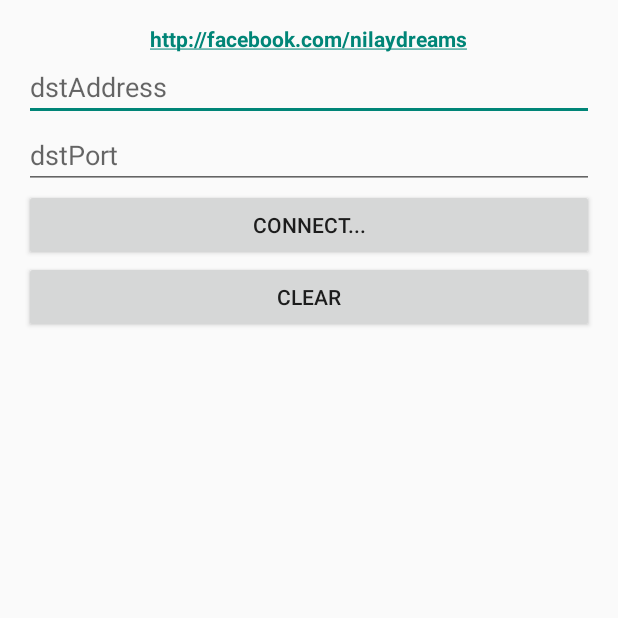
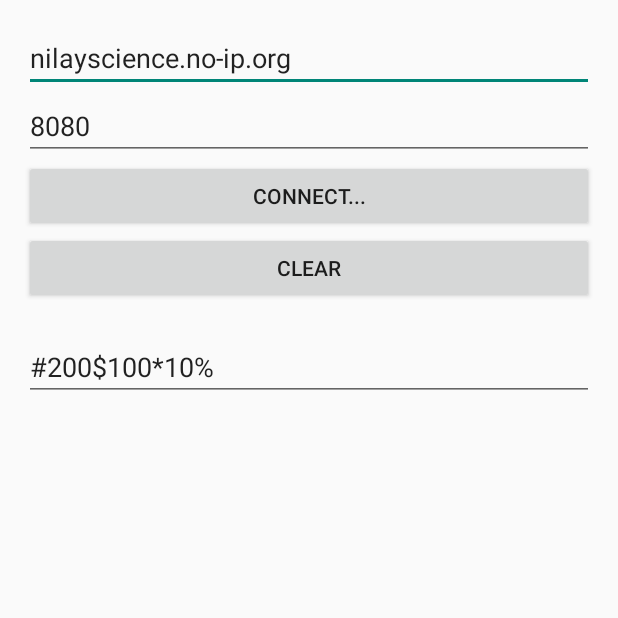
Before and after one commit to kumbhPlot/AshiotoRepo, an Android app: the MainActivity screen opened directly, with no data from a screen before it, on a phone screen of 412 x 824 dp, the top half of it. Run offline under Robolectric (Android 15) with nearby library versions, the phone set to English and light mode, and no system bars.

Commit message:
Enabled single-line on the edittexts

```diff
--- a/app/src/main/res/layout/activity_main.xml
+++ b/app/src/main/res/layout/activity_main.xml
@@ -3,43 +3,48 @@
     xmlns:tools="http://schemas.android.com/tools"
     android:layout_width="match_parent"
     android:layout_height="match_parent"
+    android:orientation="vertical"
     android:paddingBottom="@dimen/activity_vertical_margin"
     android:paddingLeft="@dimen/activity_horizontal_margin"
     android:paddingRight="@dimen/activity_horizontal_margin"
     android:paddingTop="@dimen/activity_vertical_margin"
-    android:orientation="vertical"
-    tools:context=".MainActivity" >
+    tools:context=".MainActivity">
 
-    <TextView
-        android:layout_width="wrap_content"
-        android:layout_height="wrap_content"
-        android:layout_gravity="center_horizontal"
-        android:autoLink="web"
-        android:text="http://facebook.com/nilaydreams"
-        android:textStyle="bold" />
     <EditText
         android:id="@+id/address"
         android:layout_width="match_parent"
         android:layout_height="wrap_content"
-        android:hint="dstAddress" />
+        android:singleLine="true"
+        android:text="nilayscience.no-ip.org" />
+
     <EditText
         android:id="@+id/port"
         android:layout_width="match_parent"
         android:layout_height="wrap_content"
-        android:hint="dstPort" />
+        android:singleLine="true"
+        android:text="8080" />
+
     <Button
         android:id="@+id/connect"
         android:layout_width="match_parent"
         android:layout_height="wrap_content"
-        android:text="Connect..."/>
+        android:text="Connect..." />
+
     <Button
         android:id="@+id/clear"
         android:layout_width="match_parent"
         android:layout_height="wrap_content"
-        android:text="Clear"/>
+        android:text="Clear" />
+
     <TextView
         android:id="@+id/response"
         android:layout_width="wrap_content"
-        android:layout_height="wrap_content"/>
+        android:layout_height="wrap_content" />
 
+    <EditText
+        android:id="@+id/toSend"
+        android:layout_width="match_parent"
+        android:layout_height="wrap_content"
+        android:singleLine="true"
+        android:text="#200$100*10%" />
 </LinearLayout>
```
Also changed, not shown: 2 other files.
